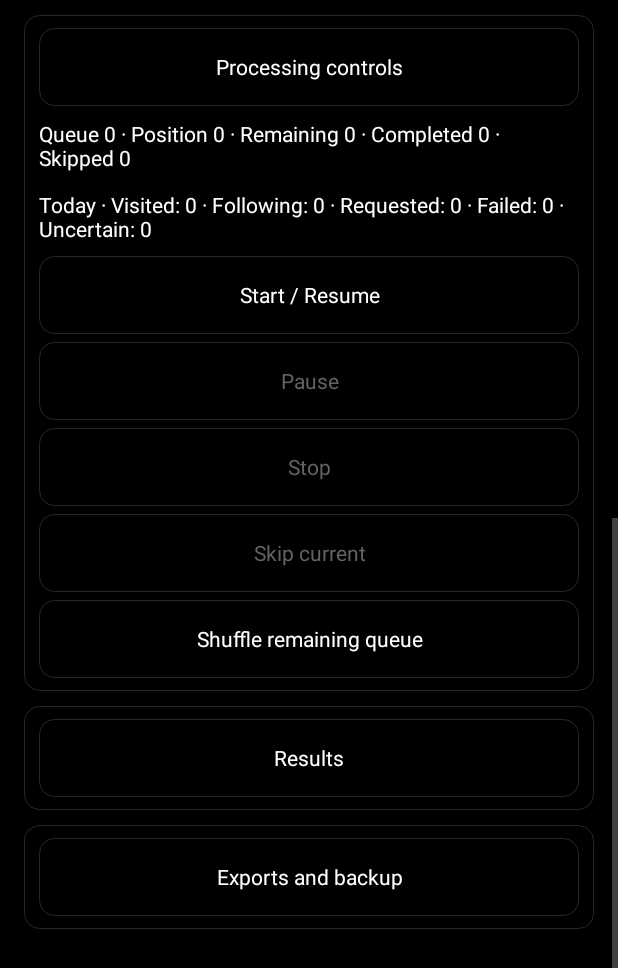
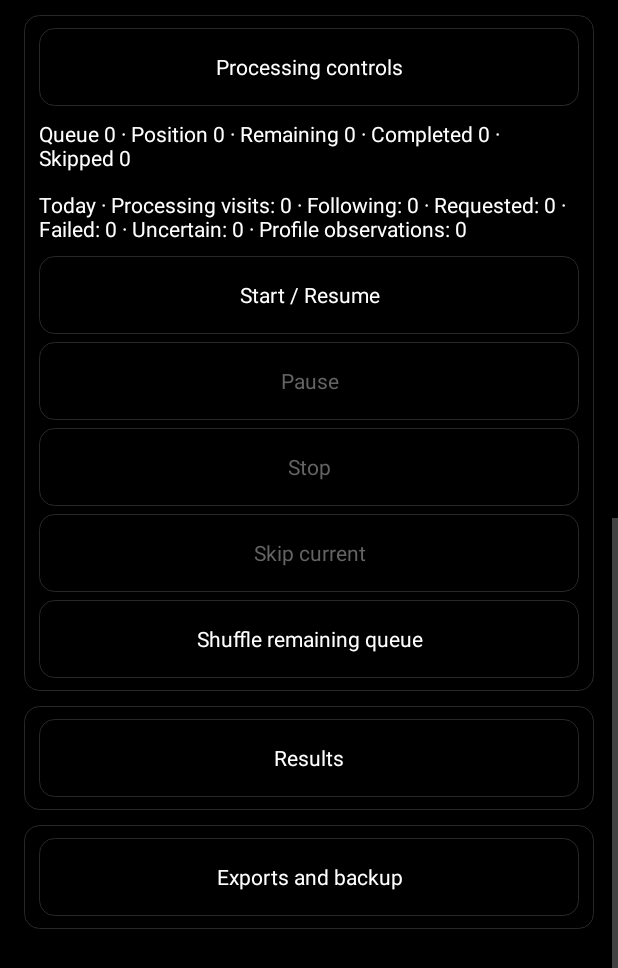
Before and after one commit to BlackWare-AI/InsFollow, an Android app: the screen it shows after launch (MainActivity), scrolled down 1440 dp, on a phone screen of 412 x 824 dp, the part 268-1236 px from its top. Run offline under Robolectric (Android 15) with nearby library versions, the light colour scheme and no system bars.

Commit message:
Keep daily visit and profile observation counters independent

```diff
--- a/app/src/main/java/ai/blackware/insfollow/data/ScanStore.kt
+++ b/app/src/main/java/ai/blackware/insfollow/data/ScanStore.kt
@@ -98,7 +98,7 @@ fun Store.dailyReport(date: java.time.LocalDate = java.time.LocalDate.now()): St
         c.moveToFirst(); listOf("visited","following","requested","failed","uncertain").forEachIndexed { i,k -> report.put(k,c.getLong(i)) }
     }
     val scanned=readableDatabase.rawQuery("SELECT count(*) FROM scan_history WHERE checkedAt>=? AND checkedAt<?",arrayOf(start.toString(),end.toString())).use { it.moveToFirst(); it.getInt(0) }
-    report.put("processingVisits",report.getInt("visited")).put("scanned",scanned).put("visited",report.getInt("visited")+scanned)
+    report.put("processingVisits",report.getInt("visited")).put("observations",scanned)
     return report.toString(2)
 }
 fun Store.dailyVisited()=JSONObject(dailyReport()).getInt("processingVisits")
--- a/app/src/main/java/ai/blackware/insfollow/ui/MainActivity.kt
+++ b/app/src/main/java/ai/blackware/insfollow/ui/MainActivity.kt
@@ -296,7 +296,7 @@ class MainActivity : Activity(), BrowserSession.Events, FollowExecutor {
         }
         if(::dailyStats.isInitialized) {
             val report=org.json.JSONObject(store.dailyReport())
-            dailyStats.text=getString(R.string.daily_statistics,report.getInt("visited"),report.getInt("following"),report.getInt("requested"),report.getInt("failed"),report.getInt("uncertain"))
+            dailyStats.text=getString(R.string.daily_statistics,report.getInt("visited"),report.getInt("following"),report.getInt("requested"),report.getInt("failed"),report.getInt("uncertain"),report.getInt("observations"))
         }
         updateControls()
         if(::search.isInitialized) renderResults()
--- a/app/src/main/res/values/strings.xml
+++ b/app/src/main/res/values/strings.xml
@@ -149,7 +149,7 @@
     <string name="scan_profile_unavailable">Profile unavailable</string>
     <string name="scan_scan_error">Scan error</string>
     <string name="new_scan_plan">Start a new scan plan (keep observations)</string>
-    <string name="daily_statistics">Today · Visited: %1$d · Following: %2$d · Requested: %3$d · Failed: %4$d · Uncertain: %5$d</string>
+    <string name="daily_statistics">Today · Processing visits: %1$d · Following: %2$d · Requested: %3$d · Failed: %4$d · Uncertain: %5$d · Profile observations: %6$d</string>
     <string name="scan_filter_current">Scan filter: %1$s</string>
     <string name="filtered">Filtered</string>
     <string name="review">Review required</string>
```
Also changed, not shown: 3 other files.
